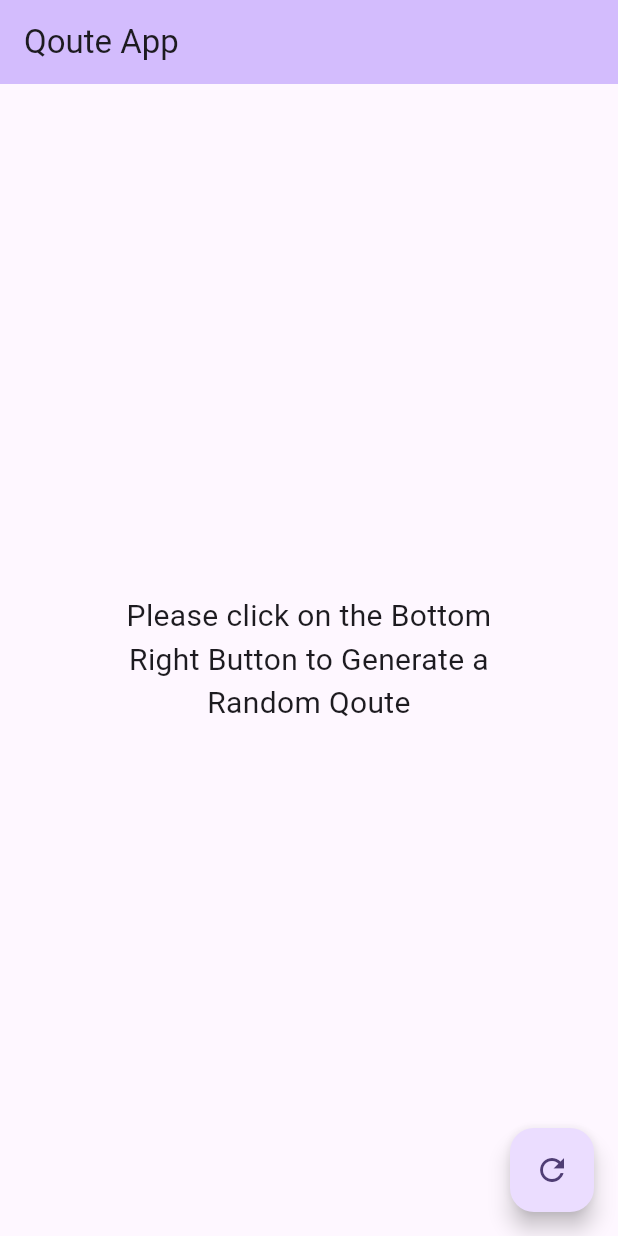
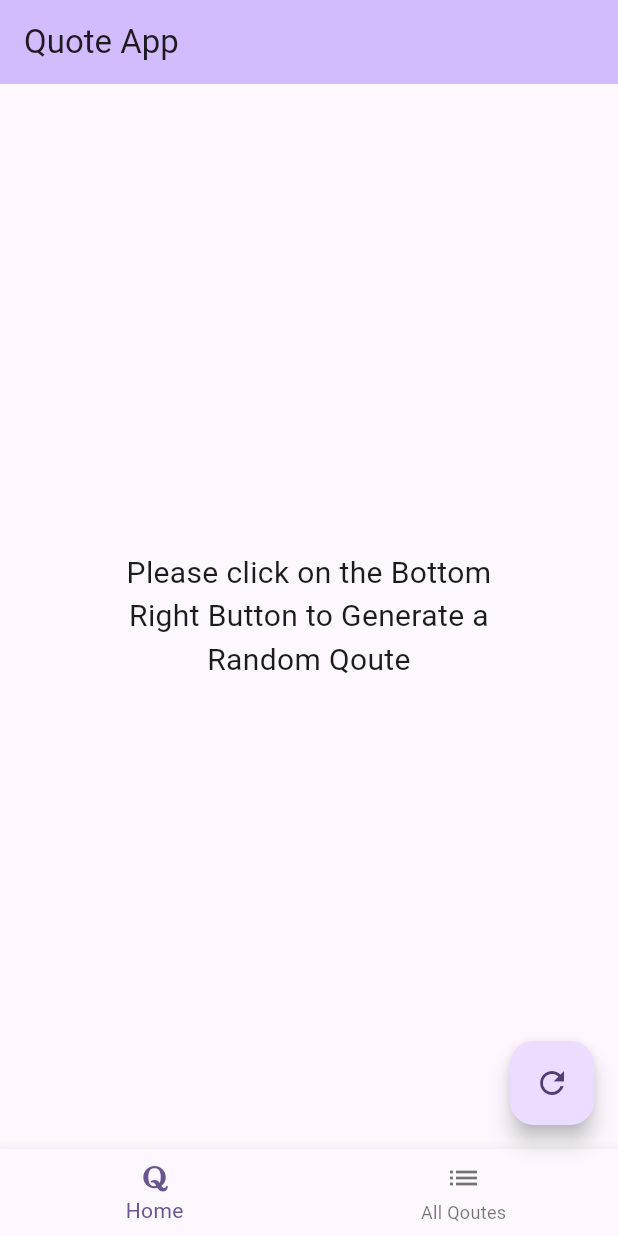
Before and after one commit to zaidansarinstop/qoute_app_mobx, a Flutter app: the screen it shows after launch, on a phone screen of 412 x 824 dp. Run offline on Flutter 3.47's test engine with Material 2 defaults, Android fonts, the phone set to English and light mode, and no system bars; our stand-ins replace flutter_mobx, mobx; generated files the repository leaves out were written again.

Commit message:
Added bottom Navigation Bar using setState

```diff
--- a/lib/main.dart
+++ b/lib/main.dart
@@ -21,23 +21,36 @@
         colorScheme: ColorScheme.fromSeed(seedColor: Colors.deepPurple),
         useMaterial3: true,
       ),
-      home: const MyHomePage(title: 'Qoute App'),
+      home: const MyHomePage(title: 'Quote App'),
     );
   }
 }
 
 final qouteStore = QouteStore();
 
-class MyHomePage extends StatelessWidget {
+class MyHomePage extends StatefulWidget {
   final String title;
 
   const MyHomePage({required this.title, super.key});
 
   @override
+  State<MyHomePage> createState() => _MyHomePageState();
+}
+
+class _MyHomePageState extends State<MyHomePage> {
+  int _selectedIndex = 0;
+
+  void _changeIndex(int index) {
+    setState(() {
+      _selectedIndex = index;
+    });
+  }
+
+  @override
   Widget build(BuildContext context) {
     return Scaffold(
       appBar: AppBar(
-        title: Text(title),
+        title: Text(widget.title),
         backgroundColor: Theme.of(context).colorScheme.inversePrimary,
       ),
       body: Observer(builder: (_) {
@@ -96,7 +109,7 @@
                   alignment: Alignment.center,
                   children: [
                     FadeInImage.assetNetwork(
-                      image: 'https://picsum.photos/id/$num/500/900',
+                      image: 'https://picsum.photos/id/$num/550/900',
                       fit: BoxFit.cover,
                       placeholder: 'assets/images/loading.gif',
                       imageErrorBuilder: (context, error, stackTrace) =>
@@ -109,10 +122,16 @@
                     BackdropFilter(
                       filter: ImageFilter.blur(sigmaX: 2, sigmaY: 1),
                       child: Center(
-                        child: SizedBox(
-                          width: 250,
+                        child: Container(
+                          padding: const EdgeInsets.all(15),
+                          margin: const EdgeInsets.all(50),
+                          decoration: BoxDecoration(
+                            borderRadius: BorderRadius.circular(5),
+                            color: Colors.black.withOpacity(0.3),
+                          ),
                           child: Column(
                             mainAxisAlignment: MainAxisAlignment.center,
+                            mainAxisSize: MainAxisSize.min,
                             children: [
                               Text(
                                 item.text ?? 'NA',
@@ -157,6 +176,14 @@
         },
         child: const Icon(Icons.refresh),
       ),
+      bottomNavigationBar: BottomNavigationBar(
+        items: const [
+          BottomNavigationBarItem(icon: Icon(Icons.quora), label: 'Home'),
+          BottomNavigationBarItem(icon: Icon(Icons.list), label: 'All Qoutes'),
+        ],
+        currentIndex: _selectedIndex,
+        onTap: _changeIndex,
+      ),
     );
   }
 }
```
